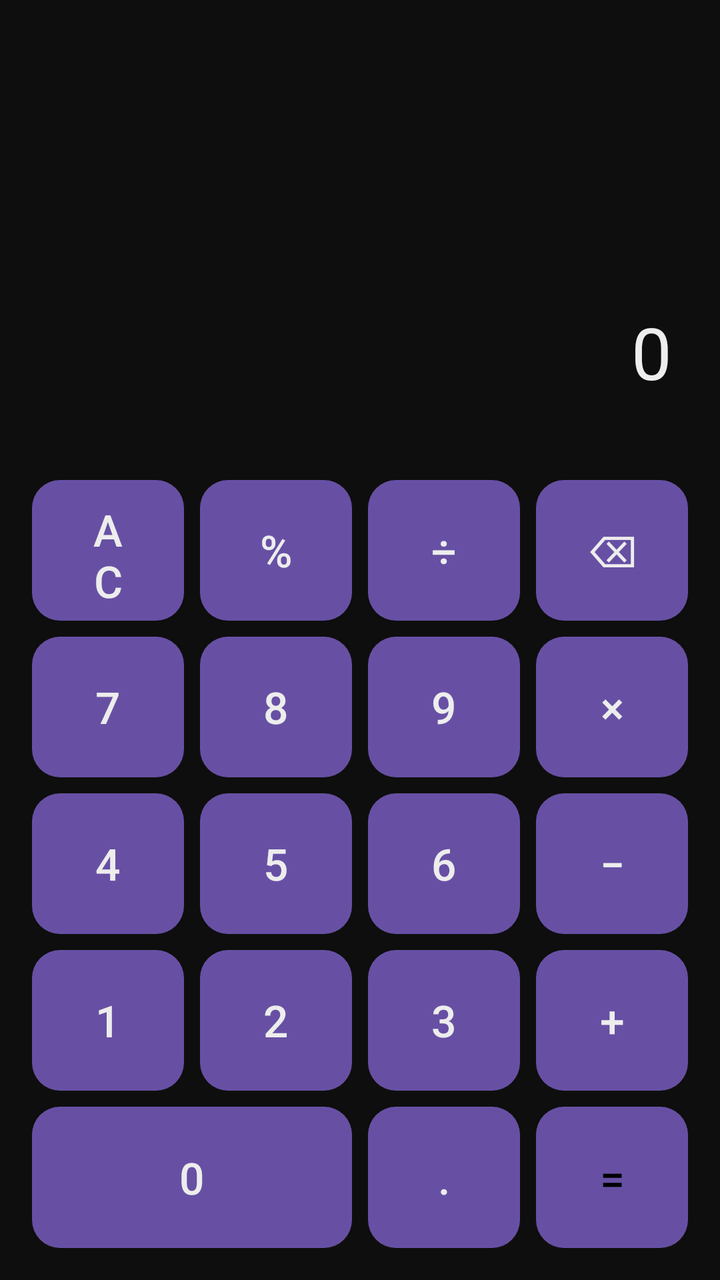
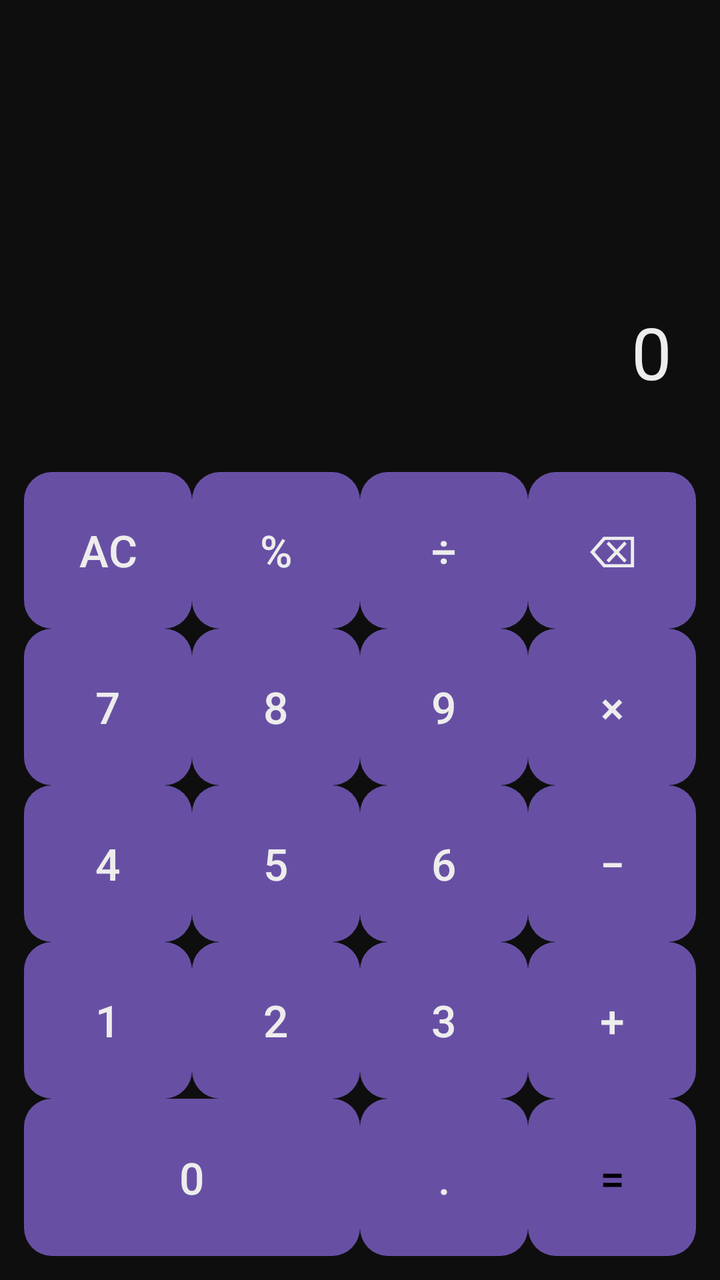

Compare the two renders of this Android layout. The source of the first and the diff that turns it into the second are given below.
<!-- AndroidManifest.xml: application theme Theme.Material3.DayNight.NoActionBar -->
<!-- res/layout/activity_main.xml -->
<?xml version="1.0" encoding="utf-8"?>
<LinearLayout xmlns:android="http://schemas.android.com/apk/res/android"
    android:orientation="vertical"
    android:layout_width="match_parent"
    android:layout_height="match_parent"
    android:background="@color/bg_dark">

    
    <TextView
        android:id="@+id/display"
        android:layout_width="match_parent"
        android:layout_height="0dp"
        android:layout_weight="0.35"
        android:gravity="end|bottom"
        android:padding="24dp"
        android:text="0"
        android:textSize="36sp"
        android:textColor="@color/text_primary" />

    
    <GridLayout
        android:layout_width="match_parent"
        android:layout_height="0dp"
        android:layout_weight="0.65"
        android:columnCount="4"
        android:rowCount="5"
        android:useDefaultMargins="true"
        android:padding="12dp">

        
        <Button style="@style/CalcBtn" android:text="AC"/>
        <Button style="@style/CalcBtn" android:text="%"/>
        <Button style="@style/CalcBtn" android:text="÷"/>
        <Button style="@style/CalcBtn" android:text="⌫"/>

        
        <Button style="@style/CalcBtn" android:text="7"/>
        <Button style="@style/CalcBtn" android:text="8"/>
        <Button style="@style/CalcBtn" android:text="9"/>
        <Button style="@style/OpBtn" android:text="×"/>

        
        <Button style="@style/CalcBtn" android:text="4"/>
        <Button style="@style/CalcBtn" android:text="5"/>
        <Button style="@style/CalcBtn" android:text="6"/>
        <Button style="@style/OpBtn" android:text="−"/>

        
        <Button style="@style/CalcBtn" android:text="1"/>
        <Button style="@style/CalcBtn" android:text="2"/>
        <Button style="@style/CalcBtn" android:text="3"/>
        <Button style="@style/OpBtn" android:text="+"/>

        
        <Button
            style="@style/CalcBtn"
            android:text="0"
            android:layout_columnSpan="2"/>

        <Button style="@style/CalcBtn" android:text="."/>
        <Button style="@style/EqBtn" android:text="="/>

    </GridLayout>

</LinearLayout>
<!-- resources referenced by this layout -->
<resources>
  <color name="bg_dark">#0E0E0E</color>
  <color name="text_primary">#EDEDED</color>
  <style name="CalcBtn">
          <item name="android:layout_width">0dp</item>
          <item name="android:layout_height">0dp</item>
          <item name="android:layout_rowWeight">1</item>
          <item name="android:layout_columnWeight">1</item>
          <item name="android:background">@drawable/btn_normal</item>
          <item name="android:textColor">@color/text_primary</item>
          <item name="android:textSize">22sp</item>
      </style>
  <style name="EqBtn" parent="CalcBtn">
          <item name="android:background">@drawable/btn_equal</item>
          <item name="android:textColor">#000000</item>
      </style>
  <style name="OpBtn" parent="CalcBtn">
          <item name="android:background">@drawable/btn_operator</item>
      </style>
  <!-- drawable btn_normal (drawable) -->
  <shape xmlns:android="http://schemas.android.com/apk/res/android">
      <solid android:color="@color/btn_dark"/>
      <corners android:radius="14dp"/>
  </shape>
  <!-- drawable btn_equal (drawable) -->
  <shape xmlns:android="http://schemas.android.com/apk/res/android">
      <solid android:color="@color/btn_eq"/>
      <corners android:radius="14dp"/>
  </shape>
  <!-- drawable btn_operator (drawable) -->
  <shape xmlns:android="http://schemas.android.com/apk/res/android">
      <solid android:color="@color/btn_op"/>
      <corners android:radius="14dp"/>
  </shape>
  <color name="btn_dark">#1C1C1C</color>
  <color name="btn_eq">#F5E6D3</color>
  <color name="btn_op">#2A1F1B</color>
</resources>

<!-- the commit's change to res/layout/activity_main.xml (unified diff, before → after) -->
@@ -24,42 +24,41 @@
         android:layout_weight="0.65"
         android:columnCount="4"
         android:rowCount="5"
-        android:useDefaultMargins="true"
         android:padding="12dp">
 
         
-        <Button style="@style/CalcBtn" android:text="AC"/>
-        <Button style="@style/CalcBtn" android:text="%"/>
-        <Button style="@style/CalcBtn" android:text="÷"/>
-        <Button style="@style/CalcBtn" android:text="⌫"/>
+        <Button android:id="@+id/btnClear" style="@style/CalcBtn" android:text="AC"/>
+        <Button android:id="@+id/btnPercent" style="@style/CalcBtn" android:text="%"/>
+        <Button android:id="@+id/btnDiv" style="@style/OpBtn" android:text="÷"/>
+        <Button android:id="@+id/btnBack" style="@style/CalcBtn" android:text="⌫"/>
 
         
-        <Button style="@style/CalcBtn" android:text="7"/>
-        <Button style="@style/CalcBtn" android:text="8"/>
-        <Button style="@style/CalcBtn" android:text="9"/>
-        <Button style="@style/OpBtn" android:text="×"/>
+        <Button android:id="@+id/btn7" style="@style/CalcBtn" android:text="7"/>
+        <Button android:id="@+id/btn8" style="@style/CalcBtn" android:text="8"/>
+        <Button android:id="@+id/btn9" style="@style/CalcBtn" android:text="9"/>
+        <Button android:id="@+id/btnMul" style="@style/OpBtn" android:text="×"/>
 
         
-        <Button style="@style/CalcBtn" android:text="4"/>
-        <Button style="@style/CalcBtn" android:text="5"/>
-        <Button style="@style/CalcBtn" android:text="6"/>
-        <Button style="@style/OpBtn" android:text="−"/>
+        <Button android:id="@+id/btn4" style="@style/CalcBtn" android:text="4"/>
+        <Button android:id="@+id/btn5" style="@style/CalcBtn" android:text="5"/>
+        <Button android:id="@+id/btn6" style="@style/CalcBtn" android:text="6"/>
+        <Button android:id="@+id/btnMinus" style="@style/OpBtn" android:text="−"/>
 
         
-        <Button style="@style/CalcBtn" android:text="1"/>
-        <Button style="@style/CalcBtn" android:text="2"/>
-        <Button style="@style/CalcBtn" android:text="3"/>
-        <Button style="@style/OpBtn" android:text="+"/>
+        <Button android:id="@+id/btn1" style="@style/CalcBtn" android:text="1"/>
+        <Button android:id="@+id/btn2" style="@style/CalcBtn" android:text="2"/>
+        <Button android:id="@+id/btn3" style="@style/CalcBtn" android:text="3"/>
+        <Button android:id="@+id/btnPlus" style="@style/OpBtn" android:text="+"/>
 
         
         <Button
+            android:id="@+id/btn0"
             style="@style/CalcBtn"
             android:text="0"
             android:layout_columnSpan="2"/>
 
-        <Button style="@style/CalcBtn" android:text="."/>
-        <Button style="@style/EqBtn" android:text="="/>
+        <Button android:id="@+id/btnDot" style="@style/CalcBtn" android:text="."/>
+        <Button android:id="@+id/btnEqual" style="@style/EqBtn" android:text="="/>
 
     </GridLayout>
-
 </LinearLayout>
